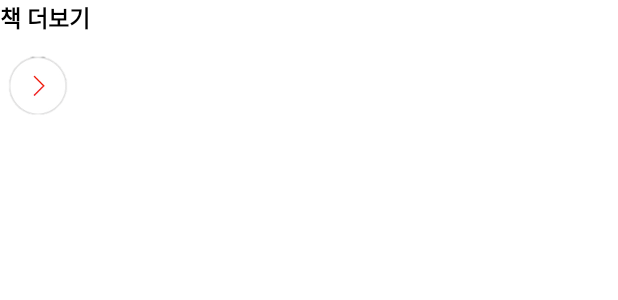
After one commit to JegalEun/RisingCamp_Android, an Android app: the layout rv_home_tab_now_footer.xml on its own in the app's theme, with its tools: preview values and no code run, on a phone screen of 412 x 824 dp. The commit adds this screen. Shown: the top 300 px of the screen. Run offline under Robolectric (Android 15) with nearby library versions, the phone set to English and light mode, and no system bars.

Commit message:
RecyclerView footer 적용

```diff
--- /dev/null
+++ b/API_Practice/app/src/main/res/layout/rv_home_tab_now_footer.xml
@@ -0,0 +1,27 @@
+<?xml version="1.0" encoding="utf-8"?>
+<androidx.constraintlayout.widget.ConstraintLayout xmlns:android="http://schemas.android.com/apk/res/android"
+    android:layout_width="match_parent"
+    android:layout_height="match_parent"
+    xmlns:app="http://schemas.android.com/apk/res-auto">
+
+    <LinearLayout
+        android:layout_width="wrap_content"
+        android:layout_height="wrap_content"
+        app:layout_constraintStart_toStartOf="parent"
+        app:layout_constraintTop_toTopOf="parent"
+        android:orientation="vertical">
+        <TextView
+            android:layout_width="wrap_content"
+            android:layout_height="wrap_content"
+            android:text="책 더보기"
+            android:textSize="15sp"
+            android:textStyle="bold"
+            android:textColor="@color/black"/>
+        <ImageView
+            android:layout_width="50dp"
+            android:layout_height="50dp"
+            android:layout_marginTop="@dimen/activity_top_margin"
+            android:src="@drawable/oval_ect"/>
+    </LinearLayout>
+
+</androidx.constraintlayout.widget.ConstraintLayout>
```
Also changed, not shown: API_Practice/app/src/main/java/com/example/api_practice/src/main/today/now/NowFragment.kt (+10 -0 lines), API_Practice/app/src/main/java/com/example/api_practice/src/main/today/now/NowRecyclerViewAdapter.kt (+60 -14 lines), API_Practice/app/src/main/res/layout/fragment_fragment_now.xml (+13 -0 lines), API_Practice/app/src/main/res/drawable/oval_ect.png (added).
